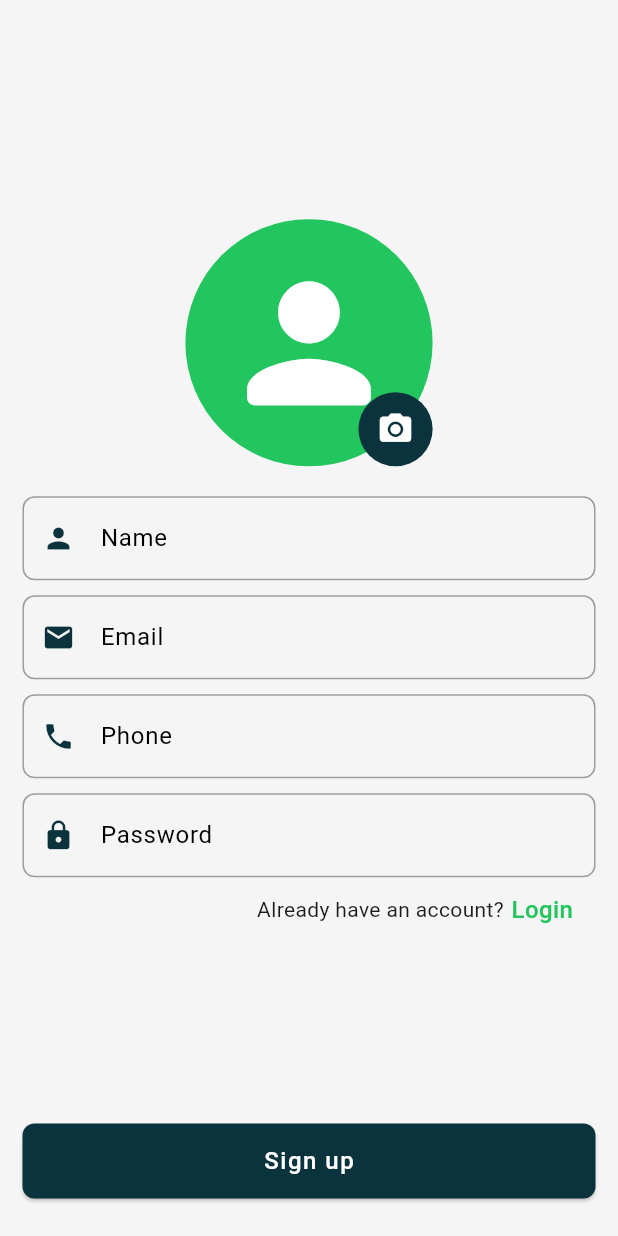
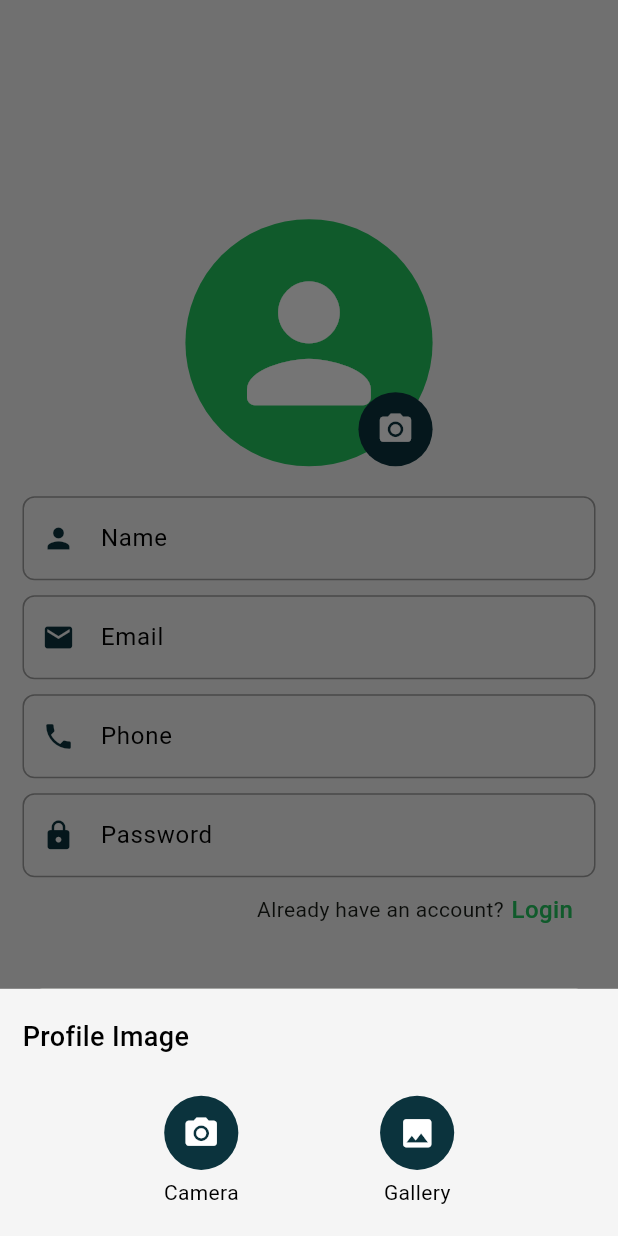
Before and after one commit to NouzNoushad/EcomPro, a Flutter app: the screen it shows after launch, after a tap on the "photo camera" icon, on a phone screen of 412 x 824 dp. Run offline on Flutter 3.47's test engine with Material 3 defaults, Android fonts, the phone set to English and light mode, and no system bars; our stand-ins replace bloc, dio, equatable, flutter_bloc.

Commit message:
image bottom sheet

```diff
--- /dev/null
+++ b/flutter-ecom/lib/features/presentation/screens/signup/components/image_bottom_sheet.dart
@@ -0,0 +1,51 @@
+import 'package:ecom_pro/core/utils/colors.dart';
+import 'package:ecom_pro/core/utils/extensions.dart';
+import 'package:flutter/material.dart';
+
+import 'image_container.dart';
+
+imageBottomSheet(context) {
+  showModalBottomSheet(
+      context: context,
+      builder: (context) {
+        return Container(
+          height: context.height * 0.2,
+          padding: const EdgeInsets.all(15.0),
+          color: AppColors.bgColor,
+          child: Column(
+            mainAxisSize: MainAxisSize.min,
+            crossAxisAlignment: CrossAxisAlignment.start,
+            mainAxisAlignment: MainAxisAlignment.spaceAround,
+            children: [
+              Text(
+                'Profile Image',
+                style: TextStyle(
+                    fontSize: 18,
+                    fontWeight: FontWeight.w500,
+                    color: AppColors.blackColor),
+              ),
+              const SizedBox(
+                height: 10,
+              ),
+              Row(
+                mainAxisAlignment: MainAxisAlignment.spaceEvenly,
+                children: [
+                  ImageContainer(
+                    title: 'Camera',
+                    icon: Icons.photo_camera,
+                    radius: context.height * 0.030,
+                    onTap: () {},
+                  ),
+                  ImageContainer(
+                    title: 'Gallery',
+                    icon: Icons.image,
+                    radius: context.height * 0.030,
+                    onTap: () {},
+                  ),
+                ],
+              ),
+            ],
+          ),
+        );
+      });
+}
--- /dev/null
+++ b/flutter-ecom/lib/features/presentation/screens/signup/components/image_container.dart
@@ -0,0 +1,44 @@
+import 'package:ecom_pro/core/utils/colors.dart';
+import 'package:flutter/material.dart';
+
+class ImageContainer extends StatelessWidget {
+  final String title;
+  final IconData icon;
+  final double radius;
+  final void Function()? onTap;
+  const ImageContainer(
+      {super.key,
+      required this.title,
+      required this.icon,
+      required this.onTap,
+      required this.radius});
+
+  @override
+  Widget build(BuildContext context) {
+    return GestureDetector(
+      onTap: onTap,
+      child: Column(
+        children: [
+          CircleAvatar(
+            backgroundColor: AppColors.primaryColor,
+            radius: radius,
+            child: Icon(
+              icon,
+              color: AppColors.whiteColor,
+              size: 25,
+            ),
+          ),
+          const SizedBox(
+            height: 5,
+          ),
+          Text(
+            title,
+            style: const TextStyle(
+              color: AppColors.blackColor,
+            ),
+          )
+        ],
+      ),
+    );
+  }
+}
--- a/flutter-ecom/lib/features/presentation/screens/signup/components/user_image.dart
+++ b/flutter-ecom/lib/features/presentation/screens/signup/components/user_image.dart
@@ -1,4 +1,5 @@
 import 'package:ecom_pro/core/utils/extensions.dart';
+import 'package:ecom_pro/features/presentation/screens/signup/components/image_bottom_sheet.dart';
 import 'package:flutter/material.dart';
 
 import '../../../../../core/utils/colors.dart';
@@ -24,7 +25,9 @@ class UserImage extends StatelessWidget {
             right: 0,
             bottom: 0,
             child: GestureDetector(
-              onTap: () {},
+              onTap: () {
+                imageBottomSheet(context);
+              },
               child: CircleAvatar(
                 backgroundColor: AppColors.primaryColor,
                 radius: context.height * 0.03,
```
